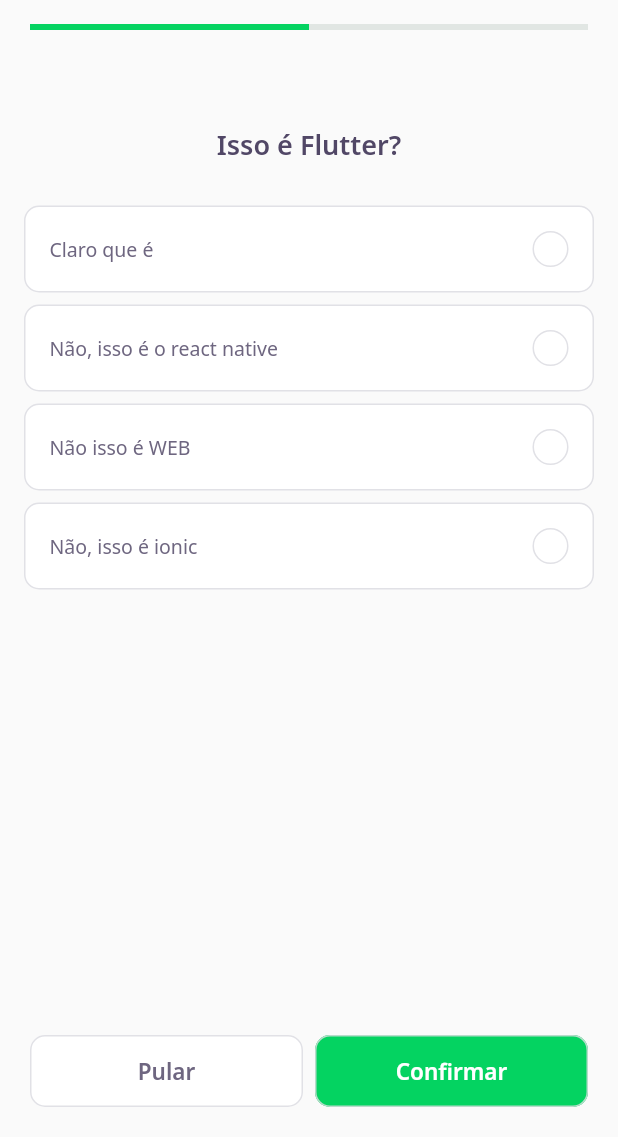
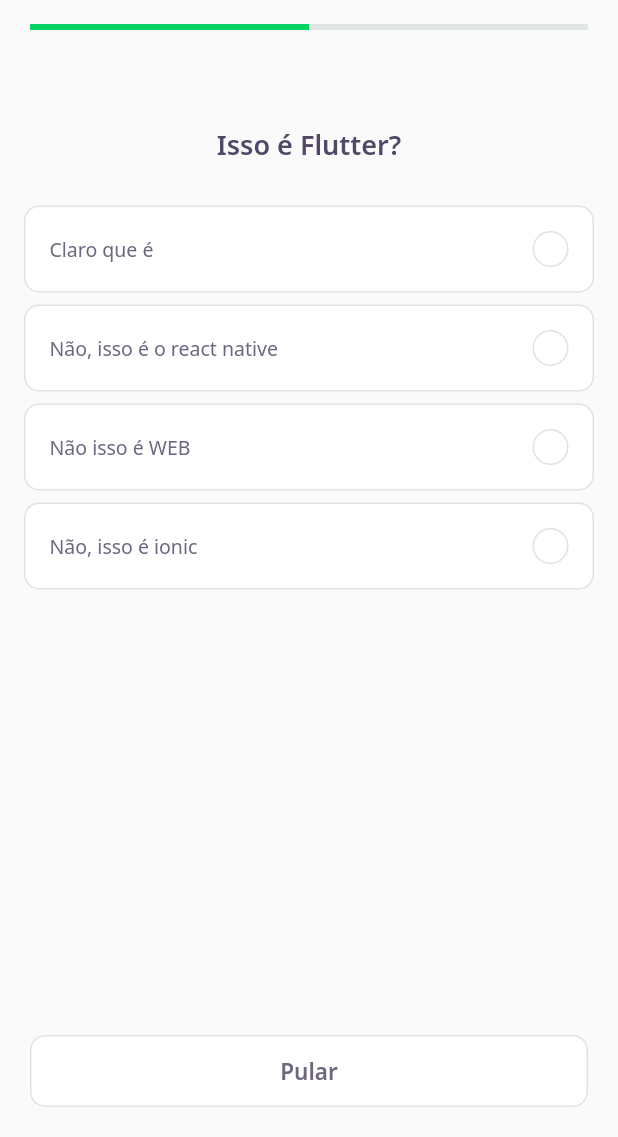
Before and after one commit to JeanBauch/devquiz-flutter, a Flutter app: the screen it shows after launch, after a tap on "Trilha de flutter", on a phone screen of 412 x 824 dp, the part 99-1236 px from its top. Run offline on Flutter 3.47's test engine with Material 2 defaults, Android fonts, the phone set to English and light mode, and no system bars; our stand-ins replace google_fonts; accounts and stored records are empty; network calls fail.

```diff
--- a/lib/challenge/challenge_page.dart
+++ b/lib/challenge/challenge_page.dart
@@ -23,6 +23,14 @@ class _ChallengePageState extends State<ChallengePage> {
       controller.currentPage = pageController.page!.toInt() + 1;
     });
     super.initState();
+  }
+
+  void nextPage(){
+    if(controller.currentPage < widget.questions.length)
+      pageController.nextPage(
+        duration: Duration(seconds: 1),
+        curve: Curves.ease
+      );
   }
 
   @override
@@ -54,30 +62,29 @@ class _ChallengePageState extends State<ChallengePage> {
       ),
       body: PageView(
         controller: pageController,
-        children: widget.questions.map((e) => QuizWidget(question: e), ).toList(),
+        children: widget.questions.map((e) => QuizWidget(question: e, onChange: nextPage,), ).toList(),
       ),
       bottomNavigationBar: SafeArea(
         bottom: true,
         child: Padding(
           padding: const EdgeInsets.symmetric(horizontal: 20, vertical: 20),
-          child: Row(
+          child: ValueListenableBuilder<int>(
+            valueListenable: controller.currentPageNotifer,
+            builder: (context, value, _) => Row(
               mainAxisAlignment: MainAxisAlignment.spaceAround,
               children: [
+                if(value < widget.questions.length)
                   Expanded(
                     child: NextButtonWidget.white(
                       label: "Pular",
-                  onTap: () {
-                    pageController.nextPage(
-                      duration: Duration(seconds: 1),
-                      curve: Curves.ease
-                    );
-                  },
+                      onTap: nextPage,
                     )
                   ),
-              SizedBox(width: 8,),
+                if(value == widget.questions.length)
                   Expanded(child: NextButtonWidget.darkGreen(label: "Confirmar", onTap: () {},)),
               ],
-          ),
+            )
+          )
         ),
       ),
     );
--- a/lib/challenge/widget/awnser/awnser_widget.dart
+++ b/lib/challenge/widget/awnser/awnser_widget.dart
@@ -6,6 +6,7 @@ import 'package:flutter/material.dart';
 class AwnserWidget extends StatelessWidget {
   final AwnserModel awnser;
   final bool isSelected;
+  final bool disabled;
   final VoidCallback onTap;
 
   const AwnserWidget({
@@ -13,6 +14,7 @@ class AwnserWidget extends StatelessWidget {
     this.isSelected = false,
     required this.awnser,
     required this.onTap,
+    this.disabled = false,
   }) : super(key: key);
 
   Color get _selectedColorRight => awnser.isRight ? AppColors.darkGreen : AppColors.darkRed;
@@ -27,6 +29,8 @@ class AwnserWidget extends StatelessWidget {
   Widget build(BuildContext context) {
     return Padding(
       padding: const EdgeInsets.symmetric(horizontal: 16, vertical: 4),
+      child: IgnorePointer(
+        ignoring: disabled,
         child: GestureDetector(
           onTap: onTap,
           child: Container(
@@ -71,6 +75,7 @@ class AwnserWidget extends StatelessWidget {
             ),
           ),
         ),
+      ),
     );
   }
 }
--- a/lib/challenge/widget/quiz/quiz_widget.dart
+++ b/lib/challenge/widget/quiz/quiz_widget.dart
@@ -6,7 +6,8 @@ import 'package:flutter/material.dart';
 
 class QuizWidget extends StatefulWidget {
   final QuestionModel question;
-  const QuizWidget({ Key? key, required this.question }) : super(key: key);
+  final VoidCallback onChange;
+  const QuizWidget({ Key? key, required this.question, required this.onChange }) : super(key: key);
 
   @override
   State<QuizWidget> createState() => _QuizWidgetState();
@@ -29,10 +30,12 @@ class _QuizWidgetState extends State<QuizWidget> {
           for(var i = 0; i < widget.question.awnsers.length; i++)
             AwnserWidget(
               awnser: awnser(i),
+              disabled: indexSelected != -1,
               isSelected: indexSelected == i,
               onTap: () {
                 indexSelected = i;
                 setState(() { });
+                Future.delayed(Duration(milliseconds: 800)).then((value) => widget.onChange());
               },
             ),
 
```
Lines whose indentation alone changed are shown as unchanged.
